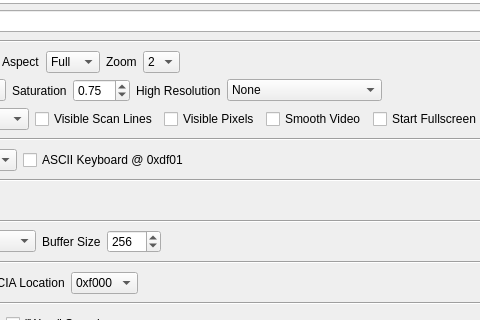
This is launcher/src/mainwindow.ui in ivop/osiemu as Qt 5 draws it before an edit; both pictures show x 307 to 787 and y 318 to 638 of the 933 by 847 pixel window. The edited form follows.
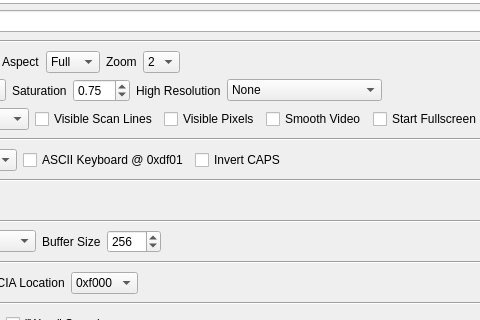
This is the edited form.

Commit message: Add command line option to invert CAPS lock. Add support to GUI, bump settings file format version to 2.

Patch:
```diff
--- a/launcher/src/mainwindow.ui
+++ b/launcher/src/mainwindow.ui
@@ -720,6 +720,13 @@
           </property>
          </widget>
         </item>
+        <item>
+         <widget class="QCheckBox" name="check_invert_caps">
+          <property name="text">
+           <string>Invert CAPS</string>
+          </property>
+         </widget>
+        </item>
         <item>
          <spacer name="horizontalSpacer_5">
           <property name="orientation">
```
The commit also changes 6 other files.
